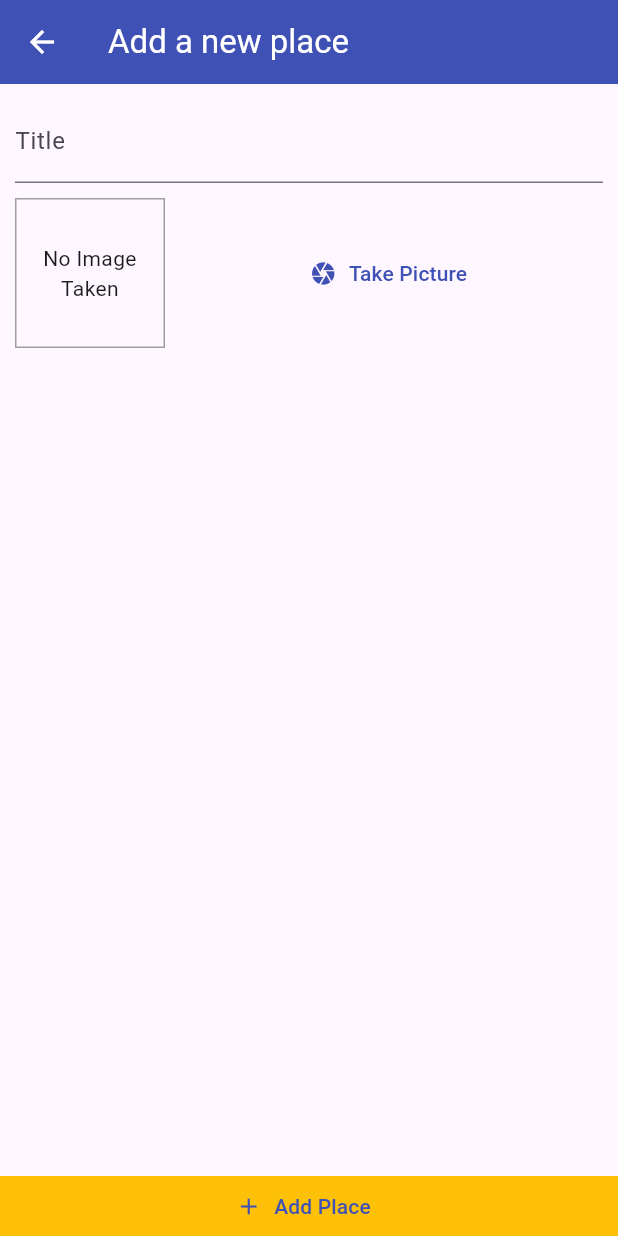
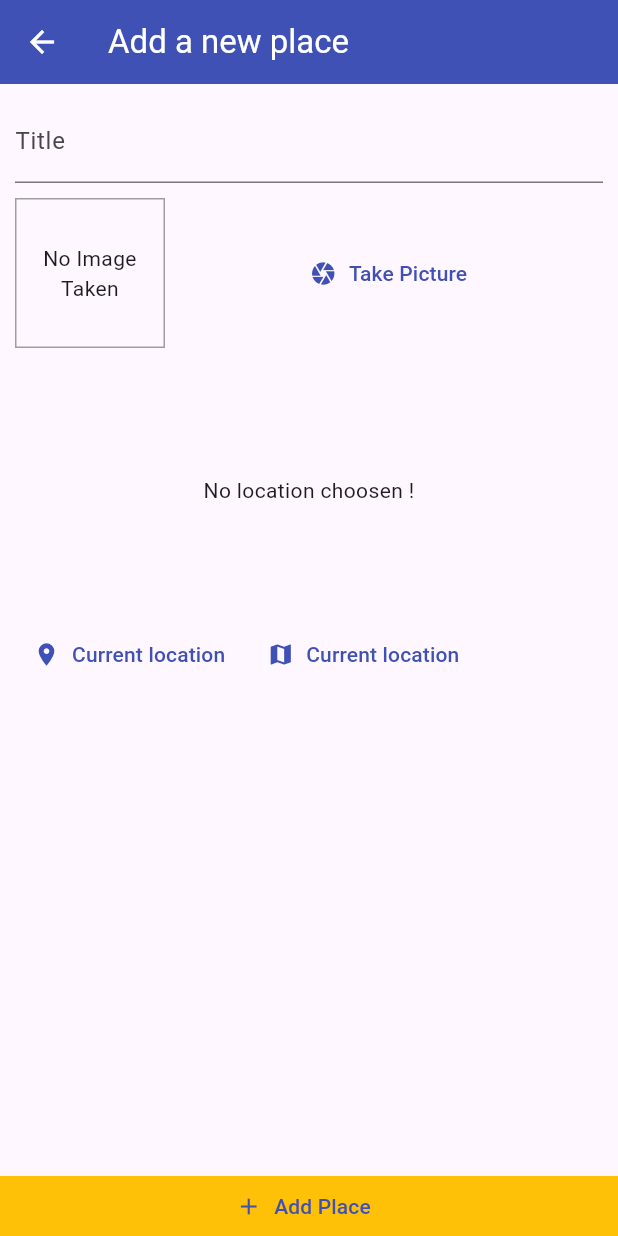
Before and after one commit to AyushSingh4321/greatPlacesApp, a Flutter app: the AddPlaceScreen screen opened by its route, on a phone screen of 412 x 824 dp. Run offline on Flutter 3.47's test engine with Material 3 defaults, Android fonts, the light colour scheme and no system bars; our stand-ins replace image_picker, sqflite; accounts and stored records are empty.

Commit message:
addingLocationInputAndLocationPackage

```diff
--- a/lib/main.dart
+++ b/lib/main.dart
@@ -4,9 +4,11 @@ import './screens/add_place_screen.dart';
 import 'package:provider/provider.dart';
 import './screens/places_list_screen.dart';
 
-void main() => runApp(MyApp());
+void main() => runApp(const MyApp());
 
 class MyApp extends StatelessWidget {
+  const MyApp({super.key});
+
   @override
   Widget build(BuildContext context) {
     final ThemeData theme = ThemeData();
--- a/lib/screens/add_place_screen.dart
+++ b/lib/screens/add_place_screen.dart
@@ -2,6 +2,7 @@ import 'package:flutter/material.dart';
 import '../widgets/image_input.dart';
 import 'package:provider/provider.dart';
 import 'dart:io';
+import '../widgets/location_input.dart';
 import '../providers/great_places.dart';
 
 class AddPlaceScreen extends StatefulWidget {
@@ -55,6 +56,10 @@ class _AddPlaceScreenState extends State<AddPlaceScreen> {
                       height: 10,
                     ),
                     ImageInput(_selectedImage),
+                    SizedBox(
+                      height: 10,
+                    ),
+                    LocationInput(),
                   ],
                 ),
               ),
--- /dev/null
+++ b/lib/widgets/location_input.dart
@@ -0,0 +1,52 @@
+import 'package:flutter/material.dart';
+
+class LocationInput extends StatefulWidget {
+  @override
+  State<LocationInput> createState() => _LocationInputState();
+}
+
+class _LocationInputState extends State<LocationInput> {
+  String? _previewImageUrl;
+  @override
+  Widget build(BuildContext context) {
+    return Column(
+      children: [
+        Container(
+          alignment: Alignment.center,
+          height: 170,
+          width: double.infinity,
+          child: _previewImageUrl == null
+              ? Text(
+                  'No location choosen !',
+                  textAlign: TextAlign.center,
+                )
+              : Image.network(
+                  _previewImageUrl!,
+                  fit: BoxFit.cover,
+                  width: double.infinity,
+                ),
+        ),
+        Row(
+          children: [
+            TextButton.icon(
+              onPressed: () {},
+              label: Text('Current location'),
+              style: TextButton.styleFrom(
+                foregroundColor: Theme.of(context).colorScheme.primary,
+               ),
+              icon: Icon(Icons.location_on),
+            ),
+           TextButton.icon(
+              onPressed: () {},
+              label: Text('Current location'),
+              style: TextButton.styleFrom(
+                foregroundColor: Theme.of(context).colorScheme.primary,
+               ),
+              icon: Icon(Icons.map),
+            ),
+          ],
+        ),
+      ],
+    );
+  }
+}
--- a/pubspec.yaml
+++ b/pubspec.yaml
@@ -35,6 +35,7 @@ dependencies:
   path_provider: ^2.1.3
   path: ^1.9.0
   sqflite: ^2.3.3+1
+  location: ^6.0.2
 
 
 
```
Also changed, not shown: pubspec.lock, 6 other files.
